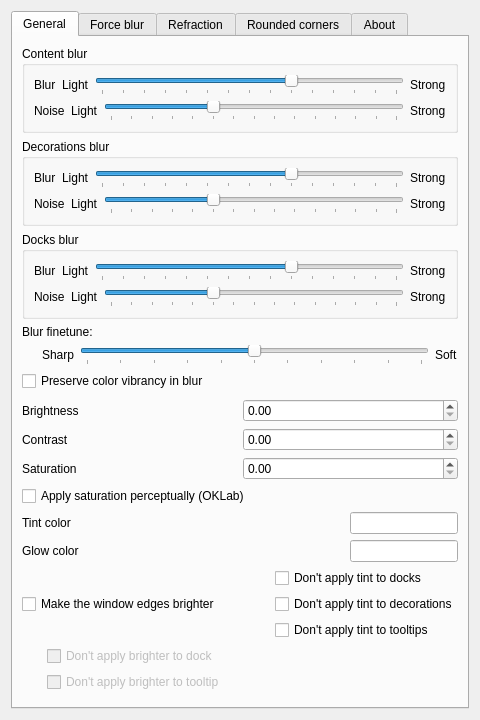
This is src/kcm/blur_config.ui in 4v3ngR/kwin-effects-glass as Qt 5 draws it before an edit. The edited form follows.
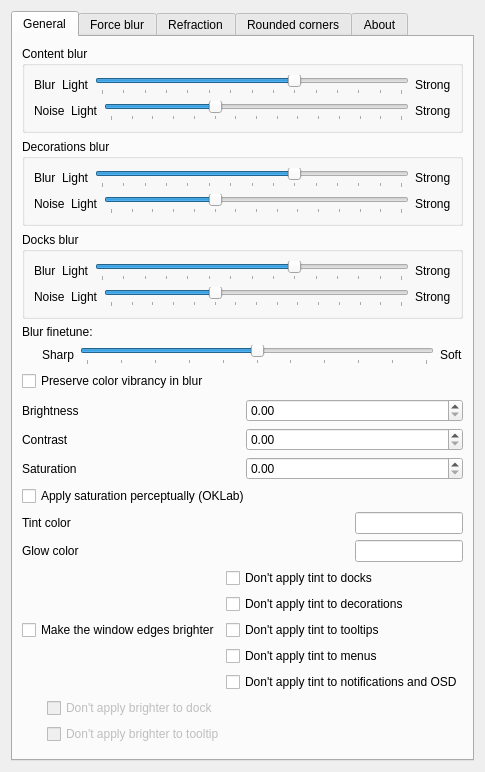
This is the edited form. Custom widgets are drawn as their Qt base class.

Commit message: add extra tint exclusions

```diff
--- a/src/kcm/blur_config.ui
+++ b/src/kcm/blur_config.ui
@@ -615,6 +615,20 @@
                  </property>
                 </widget>
                </item>
+               <item>
+                <widget class="QCheckBox" name="kcfg_ExcludeMenus">
+                 <property name="text">
+                  <string>Don't apply tint to menus</string>
+                 </property>
+                </widget>
+               </item>
+               <item>
+                <widget class="QCheckBox" name="kcfg_ExcludeOSD">
+                 <property name="text">
+                  <string>Don't apply tint to notifications and OSD</string>
+                 </property>
+                </widget>
+               </item>
               </layout>
              </item>
             </layout>
```
The commit also changes 4 other files.
